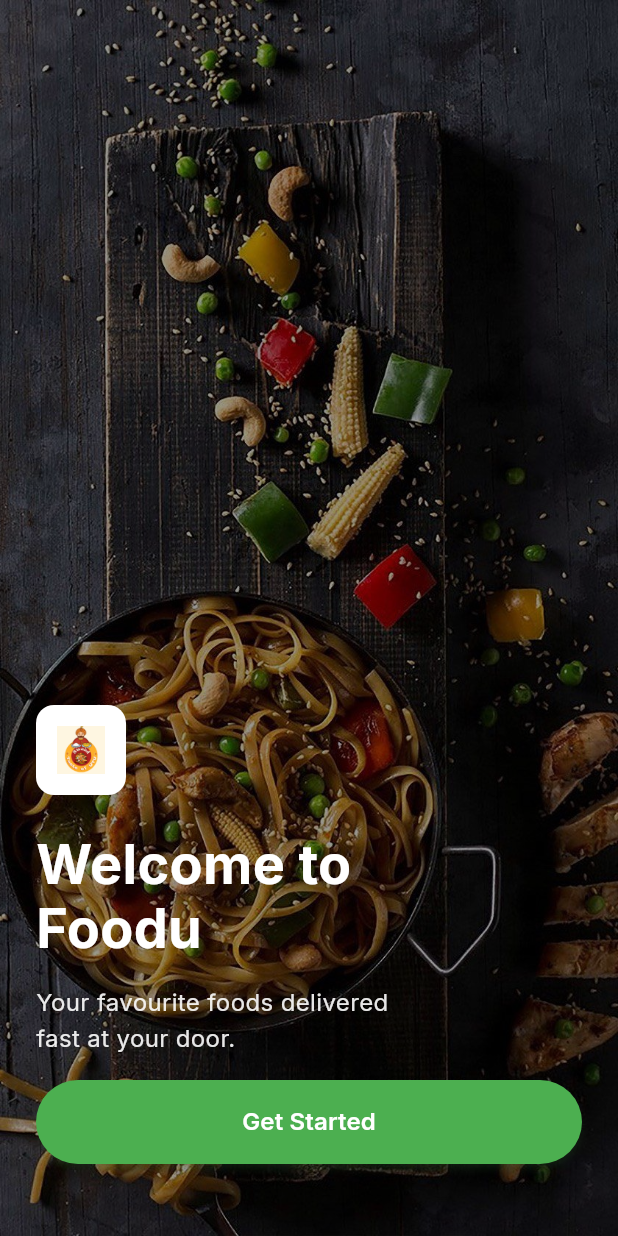
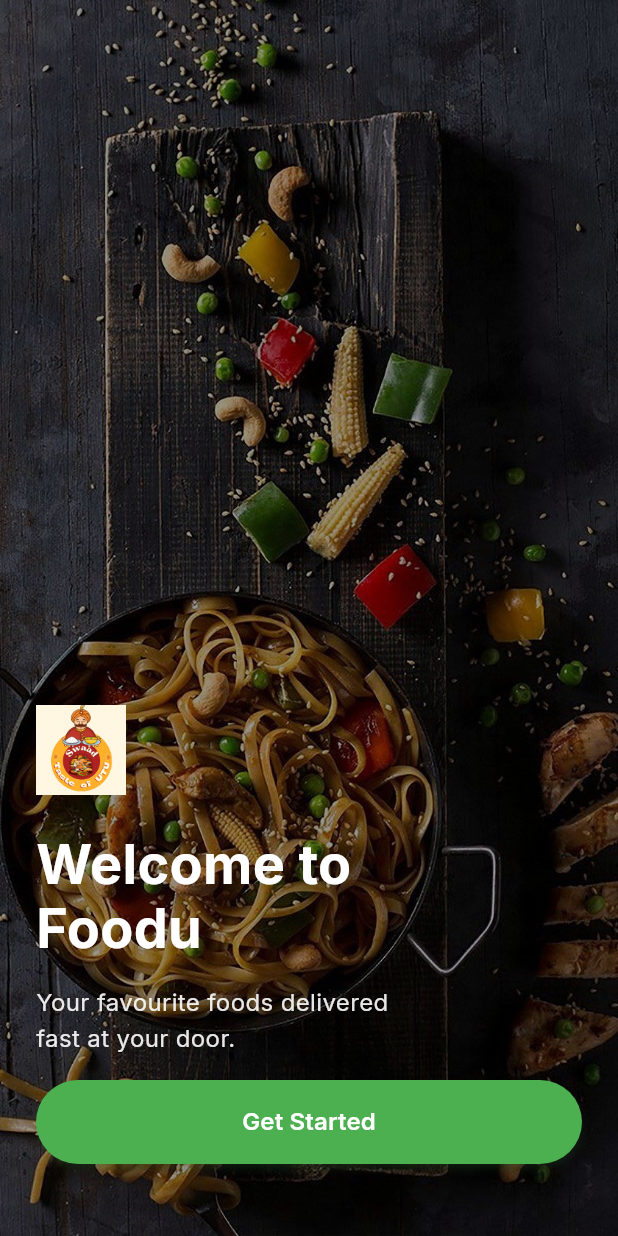
Before and after one commit to Sneha-beth/swaad-is_new, a Flutter app: the screen it shows after launch, on a phone screen of 412 x 824 dp. Run offline on Flutter 3.47's test engine with Material 3 defaults, Android fonts, the phone set to English and light mode, and no system bars; our stand-ins replace google_fonts, shared_preferences.

Commit message:
feat: add authentication screen and services

```diff
--- a/lib/screens/onboarding_screen.dart
+++ b/lib/screens/onboarding_screen.dart
@@ -4,7 +4,7 @@
 import '../utils/app_colors.dart';
 import '../widgets/onboarding_card.dart';
 import '../widgets/custom_button.dart';
-import 'auth_screen.dart';
+import 'social_login_screen.dart';
 
 class OnboardingScreen extends StatefulWidget {
   const OnboardingScreen({super.key});
@@ -53,7 +53,7 @@
                     Navigator.pushReplacement(
                       context,
                       MaterialPageRoute(
-                        builder: (context) => const AuthScreen(),
+                        builder: (context) => const SocialLoginScreen(),
                       ),
                     );
                   },
@@ -117,7 +117,7 @@
                     Navigator.pushReplacement(
                       context,
                       MaterialPageRoute(
-                        builder: (context) => const AuthScreen(),
+                        builder: (context) => const SocialLoginScreen(),
                       ),
                     );
                   } else {
--- a/lib/screens/social_login_screen.dart
+++ b/lib/screens/social_login_screen.dart
@@ -56,7 +56,7 @@
             const SizedBox(height: 40),
             // Social login buttons
             SocialLoginButton(
-              icon: 'assets/images/facebook_icon.png',
+              icon: 'assets/images/facebook_icon.jpg',
               text: 'Continue with Facebook',
               onPressed: () {
                 // Handle Facebook login
--- a/lib/screens/welcome_screen.dart
+++ b/lib/screens/welcome_screen.dart
@@ -57,8 +57,8 @@
                   child: Center(
                     child: Image.asset(
                       'assets/images/logo.png',
-                      width: 32,
-                      height: 32,
+                      width: 60,
+                      height: 60,
                     ),
                   ),
                 ),
```
Also changed, not shown: assets/images/apple_icon.png (added), assets/images/facebook_icon.jpg (added), assets/images/google_icon.png (added), assets/images/social_login_illustration.png (added).
